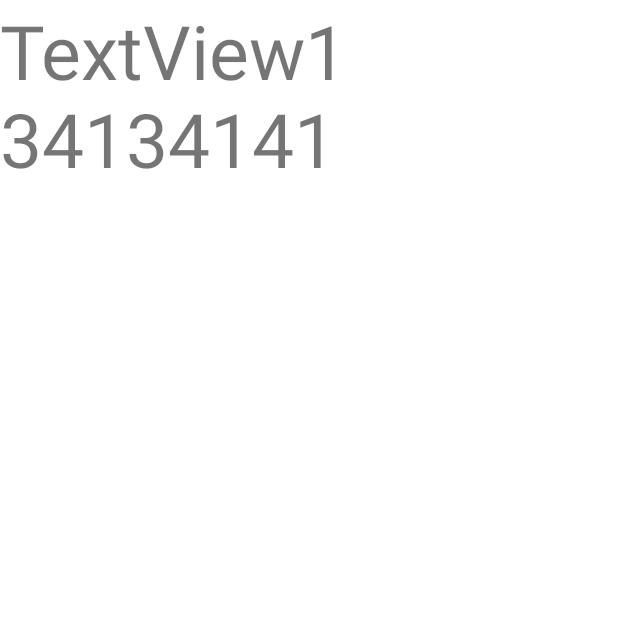
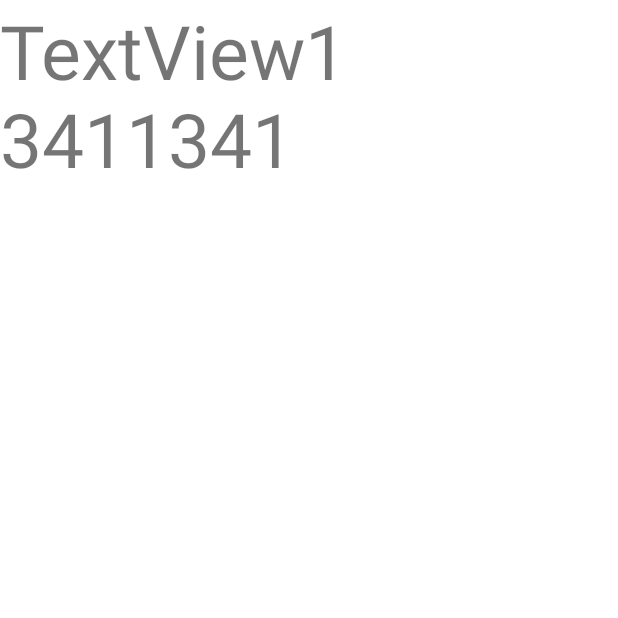
Before and after one commit to Park-minseo/test, an Android app: the screen it shows after launch (MainActivity), on a phone screen of 412 x 824 dp, the top half of it. Run offline under Robolectric (Android 15) with nearby library versions, the phone set to English and light mode, and no system bars; our stand-ins replace navigation-ui; 5 statements that could not run were skipped.

Commit message:
테스트

```diff
--- a/app/src/main/res/layout/activity_main.xml
+++ b/app/src/main/res/layout/activity_main.xml
@@ -11,5 +11,5 @@
         android:layout_width="233dp"
         android:layout_height="120dp"
         android:textSize="50dp"
-        android:text="TextView1341341413413413143141" />
+        android:text="TextView13411341" />
 </androidx.coordinatorlayout.widget.CoordinatorLayout>
```
